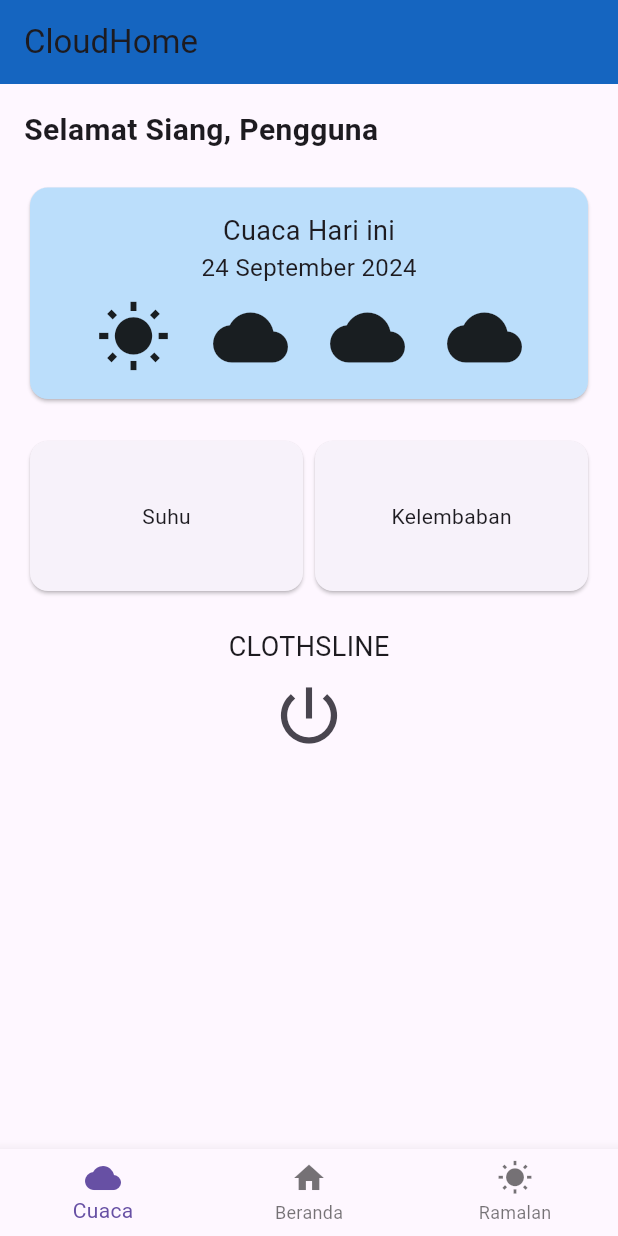
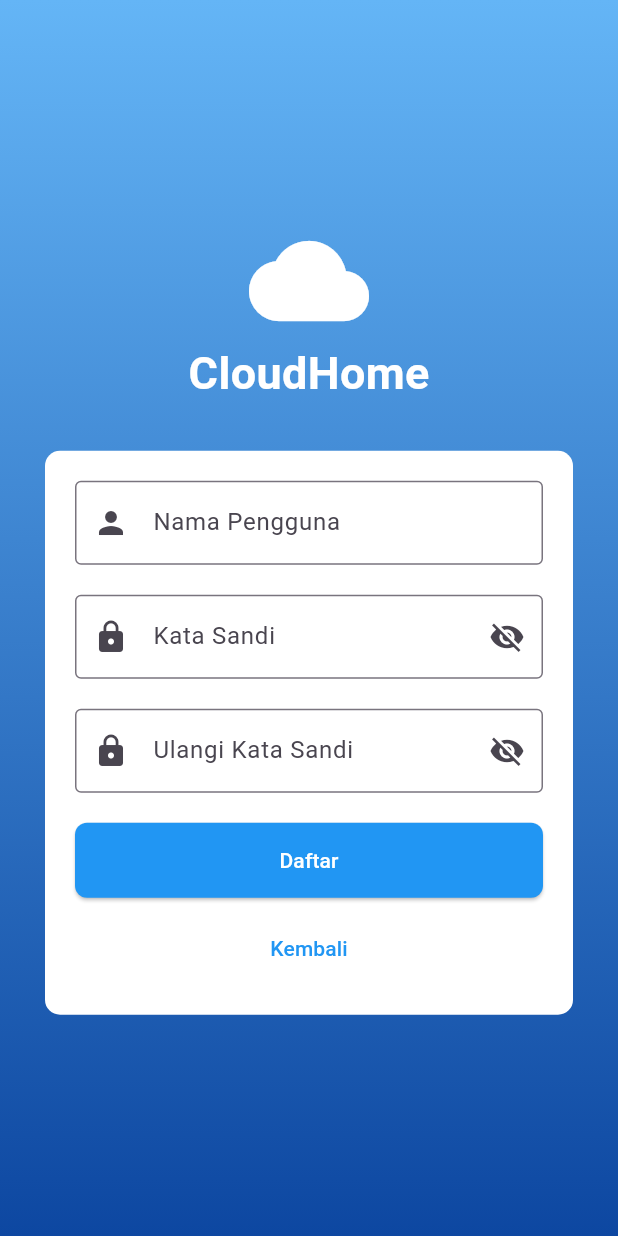
Before and after one commit to ghiyaazt/CloudHome_Project-Workshop-Aplikasi-Mobile, a Flutter app: the screen it shows after launch, on a phone screen of 412 x 824 dp. Run offline on Flutter 3.47's test engine with Material 3 defaults, Android fonts, the phone set to English and light mode, and no system bars.

Commit message:
update baru

```diff
--- /dev/null
+++ b/lib/dashboard.dart
@@ -0,0 +1,122 @@
+import 'package:flutter/material.dart';
+
+void main() {
+  runApp(AplikasiSaya());
+}
+
+class AplikasiSaya extends StatelessWidget {
+  @override
+  Widget build(BuildContext context) {
+    return MaterialApp(
+      home: HalamanDashboard(),
+    );
+  }
+}
+
+class HalamanDashboard extends StatelessWidget {
+  @override
+  Widget build(BuildContext context) {
+    return Scaffold(
+      appBar: AppBar(
+        title: Text('CloudHome'),
+        backgroundColor: Colors.blue[800],
+      ),
+      body: Padding(
+        padding: const EdgeInsets.all(16.0),
+        child: Column(
+          crossAxisAlignment: CrossAxisAlignment.stretch,
+          children: [
+            Text(
+              'Selamat Siang, Pengguna',
+              style: TextStyle(fontSize: 20, fontWeight: FontWeight.bold),
+            ),
+            SizedBox(height: 20),
+            Card(
+              color: Colors.blue[100],
+              child: Padding(
+                padding: const EdgeInsets.all(16.0),
+                child: Column(
+                  children: [
+                    Text(
+                      'Cuaca Hari ini',
+                      style: TextStyle(fontSize: 18),
+                    ),
+                    Text(
+                      '24 September 2024',
+                      style: TextStyle(fontSize: 16),
+                    ),
+                    SizedBox(height: 10),
+                    Row(
+                      mainAxisAlignment: MainAxisAlignment.spaceEvenly,
+                      children: [
+                        Icon(Icons.wb_sunny, size: 50),
+                        Icon(Icons.cloud, size: 50),
+                        Icon(Icons.cloud, size: 50),
+                        Icon(Icons.wb_cloudy, size: 50),
+                      ],
+                    ),
+                  ],
+                ),
+              ),
+            ),
+            SizedBox(height: 20),
+            Row(
+              children: [
+                Expanded(
+                  child: Card(
+                    child: Container(
+                      height: 100,
+                      child: Center(
+                        child: Text('Suhu'),
+                      ),
+                    ),
+                  ),
+                ),
+                Expanded(
+                  child: Card(
+                    child: Container(
+                      height: 100,
+                      child: Center(
+                        child: Text('Kelembaban'),
+                      ),
+                    ),
+                  ),
+                ),
+              ],
+            ),
+            SizedBox(height: 20),
+            Center(
+              child: Column(
+                children: [
+                  Text('CLOTHSLINE', style: TextStyle(fontSize: 18)),
+                  IconButton(
+                    icon: Icon(Icons.power_settings_new, size: 50),
+                    onPressed: () {
+                      // Tambahkan fungsionalitas di sini
+                    },
+                  ),
+                ],
+              ),
+            ),
+          ],
+        ),
+      ),
+      bottomNavigationBar: BottomNavigationBar(
+        items: [
+          BottomNavigationBarItem(
+            icon: Icon(Icons.wb_cloudy),
+            label: 'Cuaca',
+          ),
+          BottomNavigationBarItem(
+            icon: Icon(Icons.home),
+            label: 'Beranda',
+          ),
+          BottomNavigationBarItem(
+            icon: Icon(Icons.wb_sunny),
+            label: 'Ramalan',
+          ),
+        ],
+      ),
+    );
+  }
+}
--- a/lib/main.dart
+++ b/lib/main.dart
@@ -8,92 +8,115 @@
   @override
   Widget build(BuildContext context) {
     return MaterialApp(
-      home: HalamanDashboard(),
+      debugShowCheckedModeBanner: false,
+      home: LayarDaftar(),
     );
   }
 }
 
-class HalamanDashboard extends StatelessWidget {
+class LayarDaftar extends StatelessWidget {
   @override
   Widget build(BuildContext context) {
     return Scaffold(
-      appBar: AppBar(
-        title: Text('CloudHome'),
-        backgroundColor: Colors.blue[800],
-      ),
-      body: Padding(
-        padding: const EdgeInsets.all(16.0),
+      body: Container(
+        width: double.infinity,
+        decoration: BoxDecoration(
+          gradient: LinearGradient(
+            begin: Alignment.topCenter,
+            end: Alignment.bottomCenter,
+            colors: [Colors.blue[300]!, Colors.blue[900]!],
+          ),
+        ),
         child: Column(
-          crossAxisAlignment: CrossAxisAlignment.stretch,
+          mainAxisAlignment: MainAxisAlignment.center,
           children: [
+            // Logo dan judul CloudHome
+            Icon(Icons.cloud, size: 80, color: Colors.white),
             Text(
-              'Selamat Siang, Pengguna',
-              style: TextStyle(fontSize: 20, fontWeight: FontWeight.bold),
-            ),
-            SizedBox(height: 20),
-            Card(
-              color: Colors.blue[100],
-              child: Padding(
-                padding: const EdgeInsets.all(16.0),
-                child: Column(
-                  children: [
-                    Text(
-                      'Cuaca Hari ini',
-                      style: TextStyle(fontSize: 18),
-                    ),
-                    Text(
-                      '24 September 2024',
-                      style: TextStyle(fontSize: 16),
-                    ),
-                    SizedBox(height: 10),
-                    Row(
-                      mainAxisAlignment: MainAxisAlignment.spaceEvenly,
-                      children: [
-                        Icon(Icons.wb_sunny, size: 50),
-                        Icon(Icons.cloud, size: 50),
-                        Icon(Icons.cloud, size: 50),
-                        Icon(Icons.wb_cloudy, size: 50),
-                      ],
-                    ),
-                  ],
-                ),
+              "CloudHome",
+              style: TextStyle(
+                fontSize: 30,
+                color: Colors.white,
+                fontWeight: FontWeight.bold,
               ),
             ),
-            SizedBox(height: 20),
-            Row(
-              children: [
-                Expanded(
-                  child: Card(
-                    child: Container(
-                      height: 100,
-                      child: Center(
-                        child: Text('Suhu'),
+            SizedBox(height: 30),
+
+            // Kontainer form login
+            Container(
+              padding: EdgeInsets.all(20),
+              margin: EdgeInsets.symmetric(horizontal: 30),
+              decoration: BoxDecoration(
+                color: Colors.white,
+                borderRadius: BorderRadius.circular(10),
+              ),
+              child: Column(
+                children: [
+                  // Kolom Username
+                  TextField(
+                    obscureText: true,
+                    decoration: InputDecoration(
+                      labelText: "Nama Pengguna",
+                      border: OutlineInputBorder(),
+                      prefixIcon: Icon(Icons.person),
+                    ),
+                  ),
+                  SizedBox(height: 20),
+
+                  // Kolom Password
+                  TextField(
+                    obscureText: true,
+                    decoration: InputDecoration(
+                      labelText: "Kata Sandi",
+                      border: OutlineInputBorder(),
+                      prefixIcon: Icon(Icons.lock),
+                      suffixIcon: Icon(Icons.visibility_off),
+                    ),
+                  ),
+                  SizedBox(height: 20),
+
+                  // Kolom Konfirmasi Password
+                  TextField(
+                    obscureText: true,
+                    decoration: InputDecoration(
+                      labelText: "Ulangi Kata Sandi",
+                      border: OutlineInputBorder(),
+                      prefixIcon: Icon(Icons.lock),
+                      suffixIcon: Icon(Icons.visibility_off),
+                    ),
+                  ),
+                  SizedBox(height: 20),
+
+                  // Tombol Daftar
+                  ElevatedButton(
+                    onPressed: () {
+                      // Aksi ketika tombol daftar ditekan
+                    },
+                    style: ElevatedButton.styleFrom(
+                      padding: EdgeInsets.symmetric(vertical: 15),
+                      backgroundColor: Colors.blue,
+                      shape: RoundedRectangleBorder(
+                        borderRadius: BorderRadius.circular(8),
+                      ),
+                    ),
+                    child: Center(
+                      child: Text(
+                        "Daftar",
+                        style: TextStyle(color: Colors.white),
                       ),
                     ),
                   ),
-                ),
-                Expanded(
-                  child: Card(
-                    child: Container(
-                      height: 100,
-                      child: Center(
-                        child: Text('Kelembaban'),
-                      ),
+                  SizedBox(height: 10),
+
+                  // Tombol Kembali
+                  TextButton(
+                    onPressed: () {
+                      // Aksi ketika tombol kembali ditekan
+                    },
+                    child: Text(
+                      "Kembali",
+                      style: TextStyle(color: Colors.blue),
                     ),
-                  ),
-                ),
-              ],
-            ),
-            SizedBox(height: 20),
-            Center(
-              child: Column(
-                children: [
-                  Text('CLOTHSLINE', style: TextStyle(fontSize: 18)),
-                  IconButton(
-                    icon: Icon(Icons.power_settings_new, size: 50),
-                    onPressed: () {
-                      // Tambahkan fungsionalitas di sini
-                    },
                   ),
                 ],
               ),
@@ -101,22 +124,6 @@
           ],
         ),
       ),
-      bottomNavigationBar: BottomNavigationBar(
-        items: [
-          BottomNavigationBarItem(
-            icon: Icon(Icons.wb_cloudy),
-            label: 'Cuaca',
-          ),
-          BottomNavigationBarItem(
-            icon: Icon(Icons.home),
-            label: 'Beranda',
-          ),
-          BottomNavigationBarItem(
-            icon: Icon(Icons.wb_sunny),
-            label: 'Ramalan',
-          ),
-        ],
-      ),
     );
   }
 }
```
